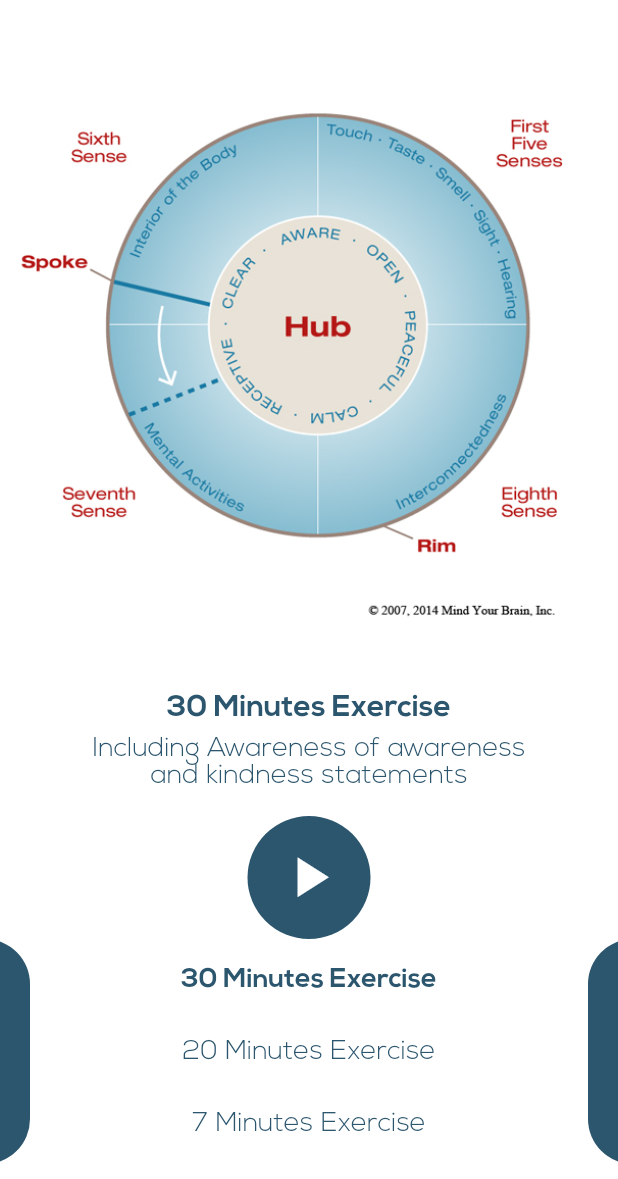
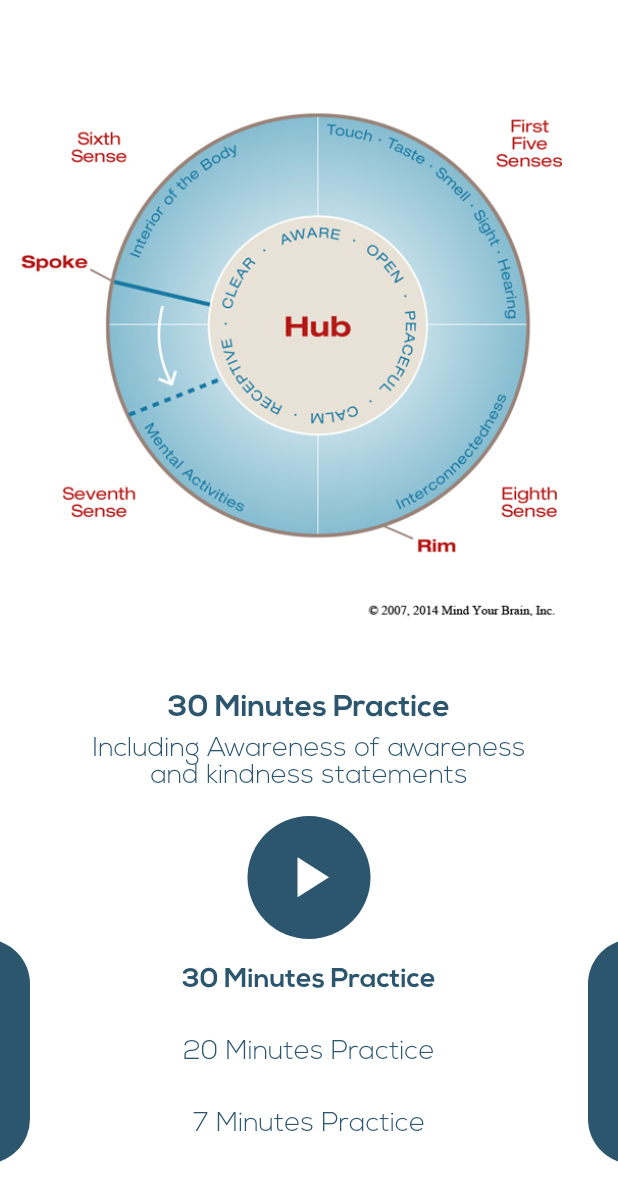
Before and after one commit to djuelg/Wheel-of-Awareness, a Flutter app: the screen it shows after launch, on a phone screen of 412 x 824 dp, the part 57-1236 px from its top. Run offline on Flutter 3.47's test engine with Material 2 defaults, Android fonts, the phone set to English and light mode, and no system bars; our stand-ins replace just_audio, sleek_circular_slider.

Commit message:
replaced word exercise with practice

```diff
--- a/lib/main.dart
+++ b/lib/main.dart
@@ -12,7 +12,7 @@ class WheelOfAwareness extends StatelessWidget {
   // This widget is the root of your application.
   @override
   Widget build(BuildContext context) {
-    String title =  "30 Minutes Exercise";
+    String title =  "30 Minutes Practice";
     String description = "Including Awareness of awareness\nand kindness statements";
     return MaterialApp(
       title: 'Wheel of Awareness',
@@ -239,13 +239,13 @@ class _HomeState extends State<HomePage> {
                 mainAxisAlignment: MainAxisAlignment.center,
                 crossAxisAlignment: CrossAxisAlignment.center,
                 children: <Widget>[
-                  exercise("30 Minutes Exercise",
+                  practice("30 Minutes Practice",
                       "Full wheel including Awareness of\n awareness and kindness statements",
                       "assets/30min.mp3"),
-                  exercise("20 Minutes Exercise",
+                  practice("20 Minutes Practice",
                       "Basic wheel without Awareness of\n awareness and kindness statements",
                       "assets/20min.mp3"),
-                  exercise("7 Minutes Exercise",
+                  practice("7 Minutes Practice",
                       "The breath becomes a pacer for\nthe movement of the spoke of attention",
                       "assets/7min.mp3"),
                 ],
@@ -284,7 +284,7 @@ class _HomeState extends State<HomePage> {
         ));
   }
 
-  Widget exercise(String title, String description, String mp3) {
+  Widget practice(String title, String description, String mp3) {
     return Padding(
         padding: EdgeInsets.all(0.0),
         child: TextButton(
```
